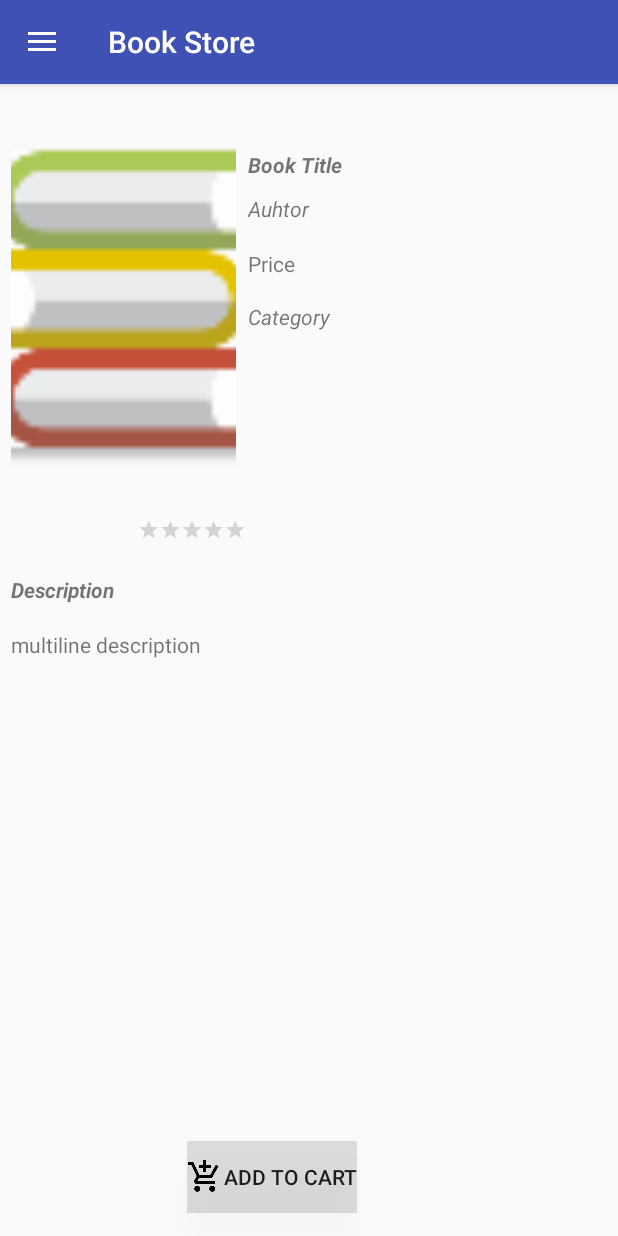
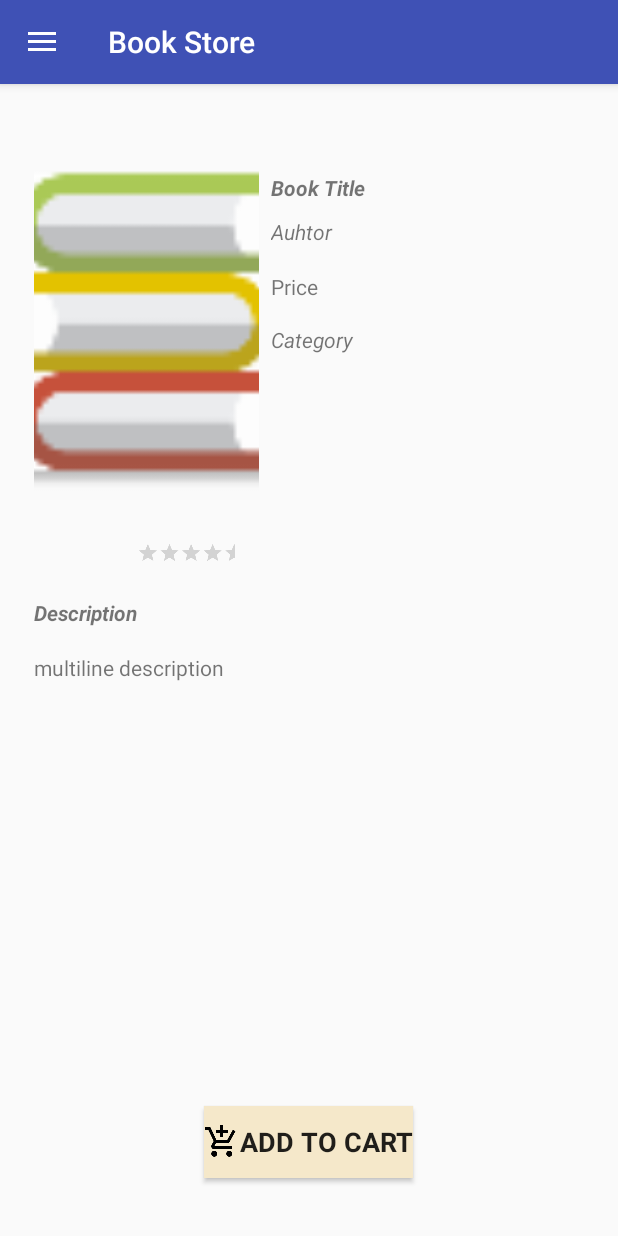
Before and after one commit to Sagar2693/Team5_COMP313-001_SoftwareDevelopment2, an Android app: the description_book screen opened directly, with no data from a screen before it, on a phone screen of 412 x 824 dp. Run offline under Robolectric (Android 15) with nearby library versions, the phone set to English and light mode, and no system bars; our stand-ins replace Firebase (no records; nobody signed in at launch, a user with empty details on screens opened directly), Picasso; 9 statements that could not run were skipped.

```diff
--- a/app/src/main/java/com/example/firebase/bookstore/viewCart_activity.java
+++ b/app/src/main/java/com/example/firebase/bookstore/viewCart_activity.java
@@ -212,22 +212,13 @@ ArrayList<String> list = new ArrayList<>();
 
                 SparseBooleanArray selected = listview.getCheckedItemPositions();
                 int len = listview.getCount();
-
-
                 for (int i = 0; i < len; i++) {
-
                     if (selected.get(i)) {
                         String temp = listview.getItemAtPosition(i).toString();
-
                         del.add(ID.get(i).toString());
-
                         Log.i("TEMP.....", temp);
-
-
-
                     }
                 }
-
                 for (String x : del) {
 
                     Log.i("cd........", x);
@@ -311,7 +302,7 @@ ArrayList<String> list = new ArrayList<>();
                     public void onDataChange(DataSnapshot dataSnapshot) {
                         book  select = dataSnapshot.getValue(book.class);
 
-                        list.add( select.getTitle() + " by " + select.getAuthor() + "       Price : "+ select.getPrice().toString() );
+                        list.add( select.getTitle() + "Price : "+ select.getPrice().toString() );
                         totalPrice.add(select.getPrice());
                         adapter.notifyDataSetChanged();
                     }
--- a/app/src/main/res/layout/activity_contact_us_activity.xml
+++ b/app/src/main/res/layout/activity_contact_us_activity.xml
@@ -14,8 +14,14 @@
     android:paddingLeft="@dimen/activity_horizontal_margin"
     android:paddingRight="@dimen/activity_horizontal_margin"
     android:paddingTop="@dimen/activity_vertical_margin"
-    tools:context="com.example.firebase.bookstore.contact_us_activity">
+    tools:context="com.example.firebase.bookstore.contact_us_activity"
+    android:background="#e65045">
 
+    <ImageView
+        android:layout_width="wrap_content"
+        android:layout_height="wrap_content"
+        app:srcCompat="@drawable/contact_us"
+        android:id="@+id/imageView5" />
 </RelativeLayout>
 
     <android.support.design.widget.NavigationView
--- a/app/src/main/res/layout/activity_description_book.xml
+++ b/app/src/main/res/layout/activity_description_book.xml
@@ -8,7 +8,9 @@
     xmlns:app="http://schemas.android.com/apk/res-auto"
     xmlns:tools="http://schemas.android.com/tools"
     android:layout_width="fill_parent"
-    android:layout_height="fill_parent" >
+    android:layout_height="fill_parent"
+    android:layout_margin="5dp"
+    android:padding="10dp">
 
 
     <TextView
@@ -43,21 +45,6 @@
         android:layout_marginTop="16dp"
         android:id="@+id/txt_category"
         android:textStyle="normal|italic" />
-
-    <Button
-        android:id="@+id/btn_addtocart"
-        android:layout_width="wrap_content"
-        android:layout_height="wrap_content"
-        android:layout_marginBottom="15dp"
-        android:text="Add To Cart"
-        android:drawableLeft="@drawable/ic_add_shopping_cart_black_24dp"
-        android:background="@color/common_google_signin_btn_text_dark_disabled"
-        android:elegantTextHeight="true"
-        android:elevation="12dp"
-        style="@style/Widget.AppCompat.Button.Borderless"
-        android:layout_alignParentBottom="true"
-        android:layout_alignEnd="@+id/ratingBar_1"
-        android:layout_marginEnd="10dp" />
 
     <ImageView
         android:id="@+id/imgView_book"
@@ -118,6 +105,25 @@
         android:layout_alignParentEnd="true"
         android:layout_marginEnd="164dp" />
 
+    <Button
+        android:id="@+id/btn_addtocart"
+        android:layout_width="wrap_content"
+        android:layout_height="wrap_content"
+        android:layout_marginBottom="23dp"
+        android:text="Add To Cart"
+        android:drawableStart="@drawable/ic_add_shopping_cart_black_24dp"
+        android:background="?attr/actionModeSplitBackground"
+        android:elegantTextHeight="true"
+        android:elevation="24dp"
+        android:textAppearance="@style/TextAppearance.AppCompat"
+        android:contextClickable="true"
+        style="@style/Widget.AppCompat.Button"
+        android:textAllCaps="true"
+        android:textSize="18sp"
+        android:textStyle="normal|bold"
+        android:layout_alignParentBottom="true"
+        android:layout_centerHorizontal="true" />
+
 
 </RelativeLayout>
 
--- a/app/src/main/res/layout/view_cart_single_row.xml
+++ b/app/src/main/res/layout/view_cart_single_row.xml
@@ -1,6 +1,6 @@
 <?xml version="1.0" encoding="utf-8"?>
 <LinearLayout xmlns:android="http://schemas.android.com/apk/res/android"
-    android:orientation="horizontal" android:layout_width="match_parent"
+    android:orientation="vertical" android:layout_width="match_parent"
     android:layout_height="match_parent">
 
     <TextView
@@ -22,4 +22,5 @@
         android:layout_marginLeft="5dp"
         android:layout_marginRight="10dp"
         android:textSize="18sp" />
+
 </LinearLayout>
```
